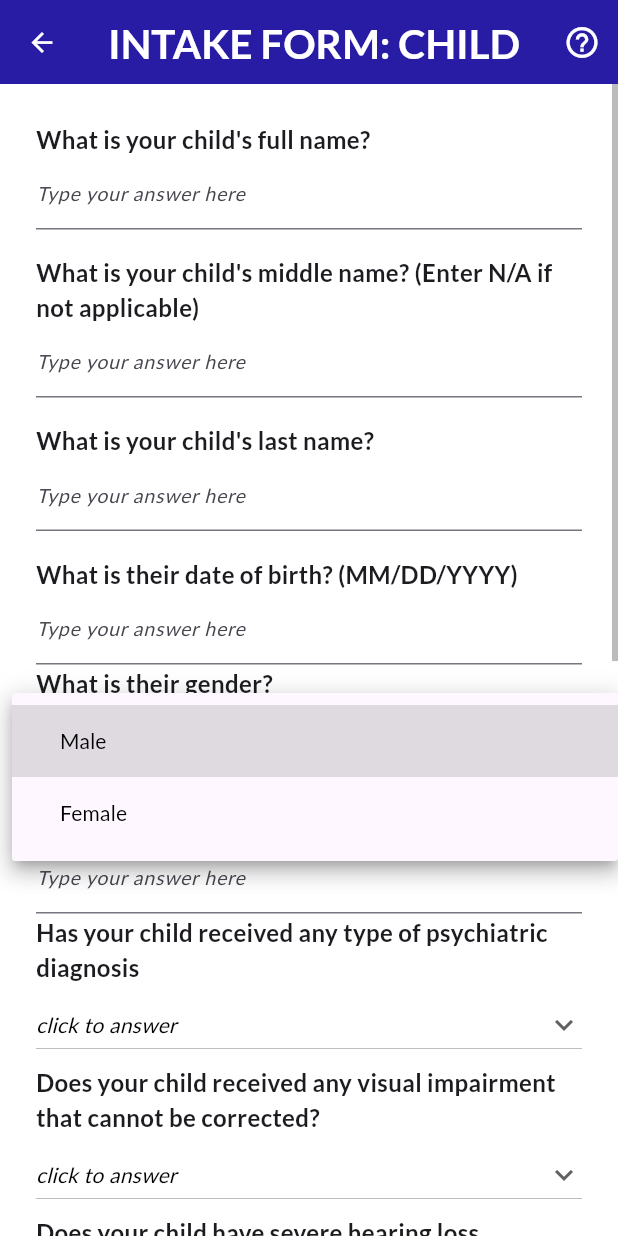
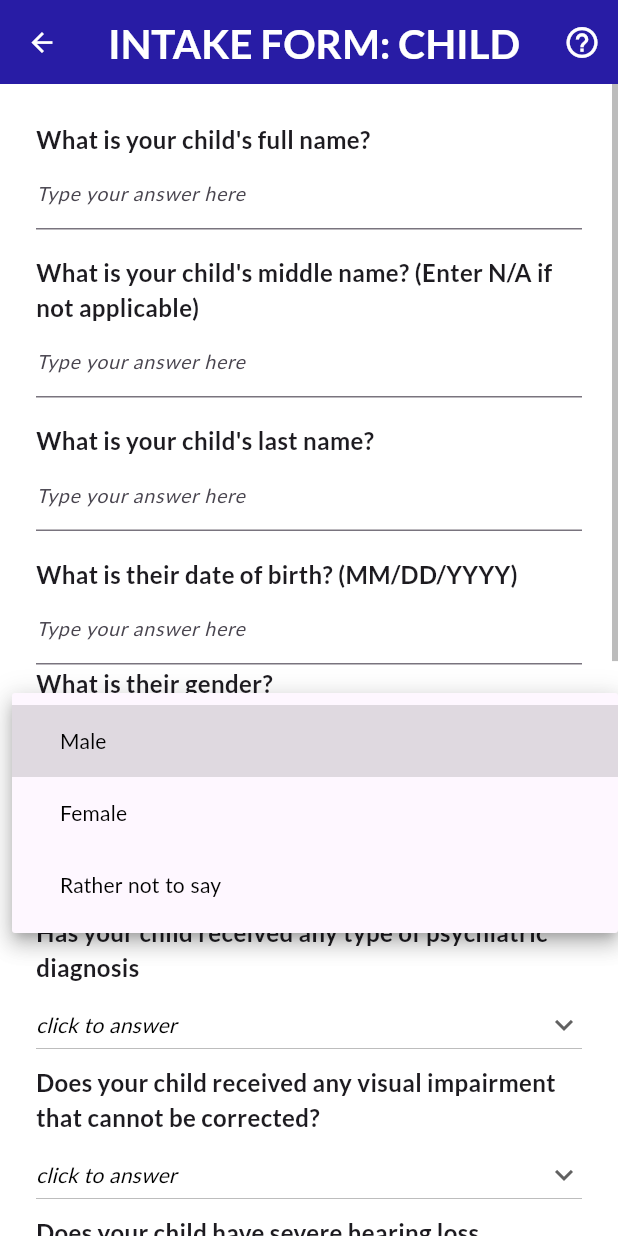
Before and after one commit to kevin200555/autism_ai_test, a Flutter app: the ChildIntakeFormScreen screen opened directly, after a tap on "click to answer", on a phone screen of 412 x 824 dp. Run offline on Flutter 3.47's test engine with Material 3 defaults, Android fonts, the phone set to English and light mode, and no system bars; drawn by our look-alikes of auto_size_text; our stand-ins replace camera, firebase_core, firebase_storage, google_fonts, hive, hive_flutter and 1 more; missing offline and left inert: pdfx; accounts and stored records are empty.

Commit message:
changed a question

```diff
--- a/lib/constants/instruction_and_questions.dart
+++ b/lib/constants/instruction_and_questions.dart
@@ -74,7 +74,7 @@ class InstructionAndQuestions {
     ['SAQ', 'What is your child\'s middle name? (Enter N/A if not applicable)'],
     ['SAQ', 'What is your child\'s last name?'],
     ['SAQ', 'What is their date of birth? (MM/DD/YYYY)'],
-    ['MCQ', 'What is their gender?', 'Male', 'Female'],
+    ['MCQ', 'What is their gender?', 'Male', 'Female','Rather not to say'],
     ['SAQ', 'What is the date of their Diagnosis?'],
     [
       'MCQ',
```
